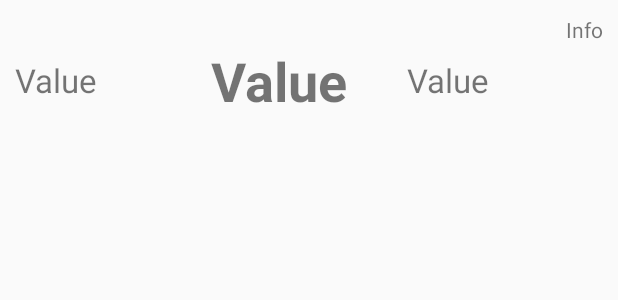
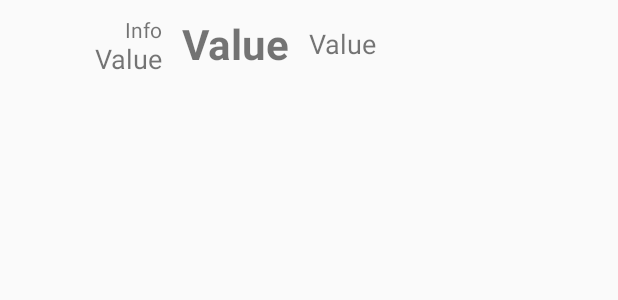
Before and after one commit to nadrosv/AstroWeather, an Android app: the layout days_list_item.xml on its own in the app's theme, with its tools: preview values and no code run, on a phone screen of 412 x 824 dp. Shown: the top 300 px of the screen. Run offline under Robolectric (Android 15) with nearby library versions, the phone set to English and light mode, and no system bars; network calls fail.

Commit message:
improved forecast list element layout

```diff
--- a/app/src/main/java/com/example/nadro/astroweather/Fragment/NextDaysListAdapter.java
+++ b/app/src/main/java/com/example/nadro/astroweather/Fragment/NextDaysListAdapter.java
@@ -37,7 +37,7 @@ public class NextDaysListAdapter extends ArrayAdapter<Weather.NextDays> {
         dateTextView = (TextView) convertView.findViewById(R.id.list_item_date);
         descTextView = (TextView) convertView.findViewById(R.id.list_item_desc);
         tempTextView = (TextView) convertView.findViewById(R.id.list_item_temp);
-        imageView = (ImageView) convertView.findViewById(R.id.temp_imageView);
+//        imageView = (ImageView) convertView.findViewById(R.id.temp_imageView);
 
         final Weather.NextDays item = getItem(position);
         setTextItem(item);
--- a/app/src/main/res/layout/days_list_item.xml
+++ b/app/src/main/res/layout/days_list_item.xml
@@ -1,64 +1,60 @@
 <?xml version="1.0" encoding="utf-8"?>
 <LinearLayout xmlns:android="http://schemas.android.com/apk/res/android"
-    android:orientation="vertical" android:layout_width="fill_parent"
+    android:layout_width="fill_parent"
     android:layout_height="wrap_content"
-    android:paddingBottom="10dp"
+    android:clickable="true"
+    android:orientation="horizontal"
+    android:paddingLeft="10dp"
+    android:paddingRight="10dp"
     android:paddingTop="10dp"
-    android:paddingRight="10dp"
-    android:paddingLeft="10dp"
-    android:clickable="true"
     android:showDividers="middle">
-    <LinearLayout xmlns:android="http://schemas.android.com/apk/res/android"
-        android:orientation="vertical" android:layout_width="fill_parent"
-        android:layout_height="wrap_content"
-        android:layout_weight="3">
+
+    <LinearLayout
+        android:layout_width="match_parent"
+        android:layout_height="match_parent"
+        android:layout_weight="3"
+        android:orientation="vertical">
+
         <TextView
-            android:layout_width="wrap_content"
+            android:id="@+id/list_item_date"
+            android:layout_width="match_parent"
             android:layout_height="wrap_content"
+            android:layout_gravity="right"
+            android:layout_weight="1"
             android:text="Info"
-            android:id="@+id/list_item_date"
-            android:layout_gravity="right" />
-        <LinearLayout xmlns:android="http://schemas.android.com/apk/res/android"
-            android:orientation="horizontal" android:layout_width="fill_parent"
+            android:textAlignment="textEnd"
+            android:textSize="14sp" />
+
+        <TextView
+            android:id="@+id/list_item_day"
+            android:layout_width="match_parent"
             android:layout_height="wrap_content"
-            android:showDividers="middle"
-            android:touchscreenBlocksFocus="false">
-            <TextView
-                android:layout_width="fill_parent"
-                android:layout_height="wrap_content"
-                android:text="Value"
-                android:id="@+id/list_item_day"
-                android:textSize="22sp"
-                android:layout_weight="1"
-                android:layout_gravity="center" />
-            <TextView
-                android:layout_width="fill_parent"
-                android:layout_height="wrap_content"
-                android:text="Value"
-                android:id="@+id/list_item_temp"
-                android:textSize="36sp"
-                android:layout_gravity="center"
-                android:textIsSelectable="true"
-                android:textStyle="bold"
-                android:layout_weight="1" />
-            <TextView
-                android:layout_width="fill_parent"
-                android:layout_height="wrap_content"
-                android:text="Value"
-                android:id="@+id/list_item_desc"
-                android:textSize="22sp"
-                android:layout_gravity="center"
-                android:layout_weight="1" />
-            </LinearLayout>
-
-
-
+            android:layout_gravity="center"
+            android:layout_weight="1"
+            android:text="Value"
+            android:textAlignment="textEnd"
+            android:textSize="18sp" />
     </LinearLayout>
 
-    <ImageView
-        android:layout_width="wrap_content"
+    <TextView
+        android:id="@+id/list_item_temp"
+        android:layout_width="match_parent"
         android:layout_height="wrap_content"
-        android:id="@+id/temp_imageView"
-        android:layout_weight="1"
-        android:contentDescription="Picture" />
+        android:layout_gravity="center"
+        android:layout_weight="3"
+        android:text="Value"
+        android:textAlignment="center"
+        android:textIsSelectable="true"
+        android:textSize="28sp"
+        android:textStyle="bold" />
+
+    <TextView
+        android:id="@+id/list_item_desc"
+        android:layout_width="match_parent"
+        android:layout_height="wrap_content"
+        android:layout_gravity="center"
+        android:layout_weight="2"
+        android:text="Value"
+        android:textSize="18sp" />
+
 </LinearLayout>
```
